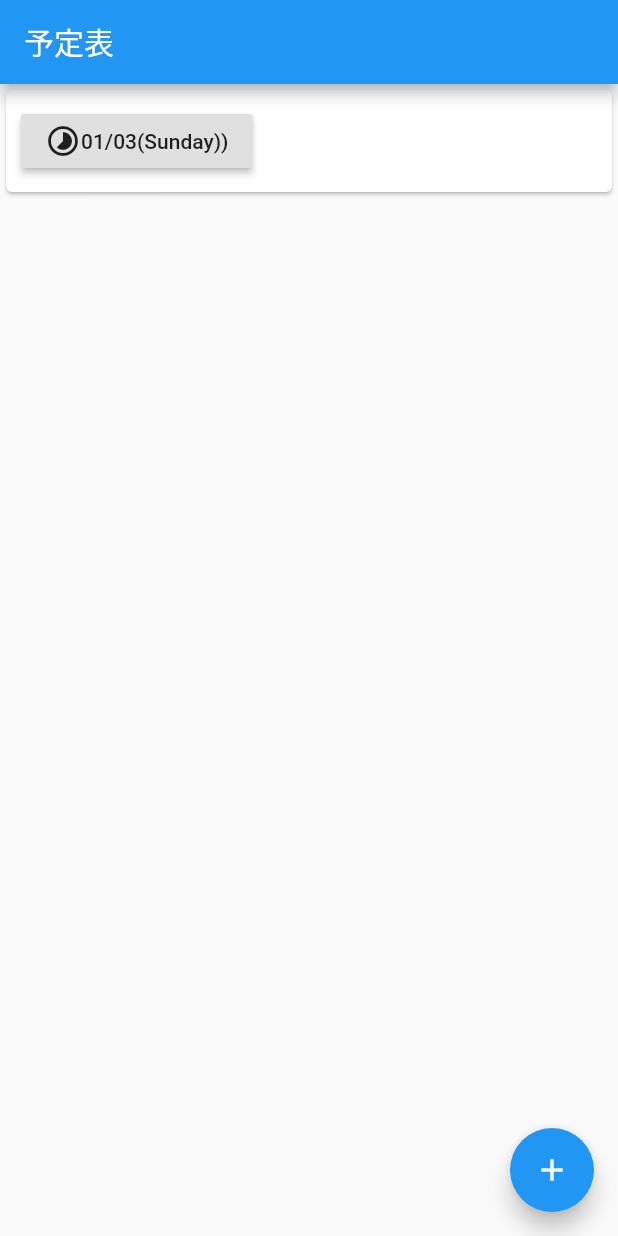
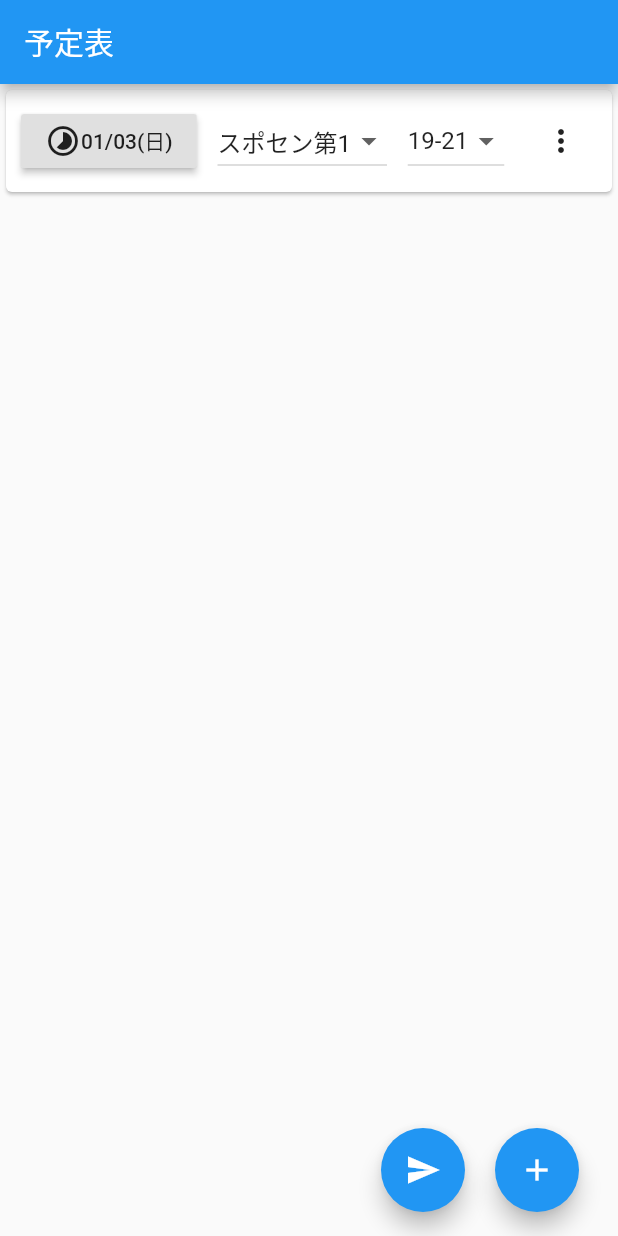
Before and after one commit to yn919/KingdamScheduleWriterFlutter, a Flutter app: the screen it shows after launch, after a tap on the "add" icon, on a phone screen of 412 x 824 dp. Run offline on Flutter 3.47's test engine with Material 2 defaults, Android fonts, the phone set to English and light mode, and no system bars.

Commit message:
ui実装

```diff
--- a/kins/lib/main.dart
+++ b/kins/lib/main.dart
@@ -34,9 +34,24 @@ class ScheduleScreen extends StatelessWidget {
           body: ScheduleList(),
           floatingActionButton:
               Consumer<ScheduleDatas>(builder: (_, scheduleDatas, __) {
-            return FloatingActionButton(
-              child: Icon(Icons.add),
-              onPressed: () => scheduleDatas.addSchedule(),
+            return Row(
+              mainAxisAlignment: MainAxisAlignment.end,
+              children: [
+                Container(
+                  child: FloatingActionButton(
+                    child: Icon(Icons.send),
+                    onPressed: () => {},
+                  ),
+                  margin: EdgeInsets.only(left: 10, right: 10),
+                ),
+                Container(
+                  child: FloatingActionButton(
+                    child: Icon(Icons.add),
+                    onPressed: () => scheduleDatas.addSchedule(),
+                  ),
+                  margin: EdgeInsets.only(left: 10, right: 10),
+                ),
+              ],
             );
           })),
     );
@@ -51,20 +66,25 @@ class ScheduleList extends StatelessWidget {
       itemCount: _scheduleDatas.schedules.length,
       itemBuilder: (context, index) => ChangeNotifierProvider.value(
         value: _scheduleDatas.schedules[index],
-        child: ScheduleTile(),
+        child: ScheduleCard(),
       ),
     );
   }
 }
 
-class ScheduleTile extends StatelessWidget {
+class ScheduleCard extends StatelessWidget {
   @override
   Widget build(BuildContext context) {
-    final _scheduleData = Provider.of<ScheduleData>(context);
     return Card(
       child: Padding(
         child: Row(
-          children: [DatePickerButton()],
+          mainAxisAlignment: MainAxisAlignment.spaceBetween,
+          children: [
+            DatePickerButton(),
+            PlacePullDawn(),
+            TimePullDawn(),
+            MoreMenuButton()
+          ],
         ),
         padding: EdgeInsets.all(10.0),
       ),
@@ -78,9 +98,10 @@ class DatePickerButton extends StatelessWidget {
     final _scheduleData = Provider.of<ScheduleData>(context);
     return RaisedButton(
       child: Row(
+        mainAxisAlignment: MainAxisAlignment.spaceBetween,
         children: [
           Icon(Icons.timelapse),
-          Text("${_getDayFormatString(_scheduleData.date)})")
+          Text("${_getDayFormatString(_scheduleData.date)}")
         ],
       ),
       onPressed: () => _selectDate(context, _scheduleData),
@@ -95,12 +116,91 @@ class DatePickerButton extends StatelessWidget {
         firstDate: DateTime.now(),
         lastDate: DateTime.now().add(Duration(days: 360)));
     if (picked != null) {
-      scheduleData.date = picked;
+      scheduleData.setDate(picked);
     }
   }
 
   String _getDayFormatString(DateTime date) {
     initializeDateFormatting('ja');
-    return DateFormat('MM/dd(EEEE)').format(date).toString();
+    return DateFormat('MM/dd(E)', 'ja').format(date).toString();
   }
 }
+
+class TimePullDawn extends StatelessWidget {
+  final List<String> _times = [
+    '9-11',
+    '11-13',
+    '13-15',
+    '15-17',
+    '17-19',
+    '19-21'
+  ];
+
+  @override
+  Widget build(BuildContext context) {
+    final _scheduleData = Provider.of<ScheduleData>(context);
+    return DropdownButton(
+      items: _times.map<DropdownMenuItem<String>>((String value) {
+        return DropdownMenuItem<String>(
+          value: value,
+          child: Text(value),
+        );
+      }).toList(),
+      value: _scheduleData.time,
+      onChanged: (String value) {
+        _scheduleData.setTime(value);
+      },
+    );
+  }
+}
+
+class PlacePullDawn extends StatelessWidget {
+  final List<String> _places = [
+    'スポセン第1',
+    'スポセン第2',
+    '上納池',
+  ];
+
+  @override
+  Widget build(BuildContext context) {
+    final _scheduleData = Provider.of<ScheduleData>(context);
+    return DropdownButton(
+      items: _places.map<DropdownMenuItem<String>>((String value) {
+        return DropdownMenuItem<String>(
+          value: value,
+          child: Text(value),
+        );
+      }).toList(),
+      value: _scheduleData.place,
+      onChanged: (String value) {
+        _scheduleData.setPlace(value);
+      },
+    );
+  }
+}
+
+class MoreMenuButton extends StatelessWidget {
+  final List<String> _menuItems = ['削除', 'コピーして挿入'];
+  @override
+  Widget build(BuildContext context) {
+    final _scheduleData = Provider.of<ScheduleData>(context);
+    return Consumer<ScheduleDatas>(builder: (_, scheduleDatas, __) {
+      return PopupMenuButton(
+        itemBuilder: (context) => _menuItems.map((String value) {
+          return PopupMenuItem(
+            child: Text(value),
+            value: value,
+          );
+        }).toList(),
+        icon: Icon(Icons.more_vert),
+        onSelected: (value) {
+          switch (value) {
+            case '削除':
+              scheduleDatas.removeSchedule(_scheduleData);
+              break;
+          }
+        },
+      );
+    });
+  }
+}
--- a/kins/lib/schedule.dart
+++ b/kins/lib/schedule.dart
@@ -1,9 +1,27 @@
 import 'package:flutter/material.dart';
+import 'package:flutter/services.dart';
 
 class ScheduleData extends ChangeNotifier {
-  DateTime date = DateTime.now();
-  String time = "";
-  String place = "";
+  DateTime _date = DateTime.now();
+  DateTime get date => _date;
+  void setDate(DateTime value) {
+    _date = value;
+    notifyListeners();
+  }
+
+  String _time = '19-21';
+  String get time => _time;
+  void setTime(String value) {
+    _time = value;
+    notifyListeners();
+  }
+
+  String _place = 'スポセン第1';
+  String get place => _place;
+  void setPlace(String value) {
+    _place = value;
+    notifyListeners();
+  }
 }
 
 class ScheduleDatas extends ChangeNotifier {
```
